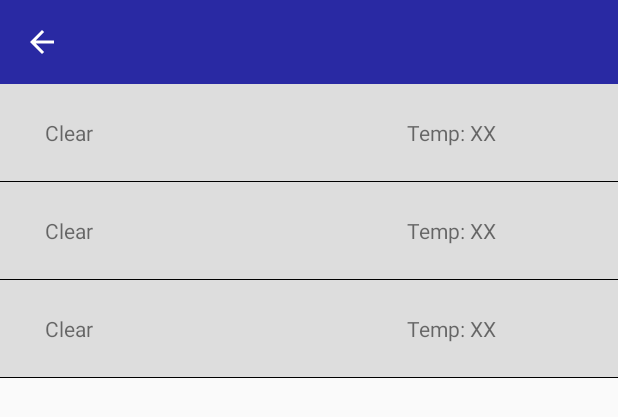
After one commit to dunow0033/LowesWeatherAppRebuild, an Android app: the layout fragment_hourly_weather.xml on its own in the app's theme, with its tools: preview values and no code run, on a phone screen of 412 x 824 dp. The commit adds this screen. Shown: the top 417 px of the screen. Run offline under Robolectric (Android 15) with nearby library versions, the phone set to English and light mode, and no system bars.

Commit message:
finishing off getting layout files in place

```diff
--- /dev/null
+++ b/app/src/main/res/layout/fragment_hourly_weather.xml
@@ -0,0 +1,32 @@
+<?xml version="1.0" encoding="utf-8"?>
+<androidx.constraintlayout.widget.ConstraintLayout xmlns:android="http://schemas.android.com/apk/res/android"
+    xmlns:app="http://schemas.android.com/apk/res-auto"
+    xmlns:tools="http://schemas.android.com/tools"
+    android:layout_width="match_parent"
+    android:layout_height="match_parent">
+
+    <com.google.android.material.appbar.MaterialToolbar
+        android:id="@+id/toolbar"
+        android:layout_width="0dp"
+        android:layout_height="wrap_content"
+        android:background="@color/lowes_blue"
+        android:theme="@style/MyThemeOverlay_Toolbar"
+        app:layout_constraintBottom_toTopOf="@id/rvWeather"
+        app:layout_constraintEnd_toEndOf="parent"
+        app:layout_constraintStart_toStartOf="parent"
+        app:layout_constraintTop_toTopOf="parent"
+        app:navigationIcon="@drawable/ic_white_back_arrow"
+        tools:title="Hello" />
+
+    <androidx.recyclerview.widget.RecyclerView
+        android:id="@+id/rvWeather"
+        android:layout_width="0dp"
+        android:layout_height="0dp"
+        app:layoutManager="androidx.recyclerview.widget.LinearLayoutManager"
+        app:layout_constraintBottom_toBottomOf="parent"
+        app:layout_constraintEnd_toEndOf="parent"
+        app:layout_constraintStart_toStartOf="parent"
+        app:layout_constraintTop_toBottomOf="@id/toolbar"
+        tools:listitem="@layout/weather_item" />
+
+</androidx.constraintlayout.widget.ConstraintLayout>
--- /dev/null
+++ b/app/src/main/res/layout/weather_item.xml
@@ -0,0 +1,33 @@
+<?xml version="1.0" encoding="utf-8"?>
+<androidx.constraintlayout.widget.ConstraintLayout xmlns:android="http://schemas.android.com/apk/res/android"
+    xmlns:app="http://schemas.android.com/apk/res-auto"
+    xmlns:tools="http://schemas.android.com/tools"
+    android:layout_width="match_parent"
+    android:layout_height="65dp"
+    android:background="@drawable/rectangle_bottom_background">
+
+    <com.google.android.material.textview.MaterialTextView
+        android:id="@+id/tvWeatherMain"
+        android:layout_width="0dp"
+        android:layout_height="0dp"
+        android:layout_marginStart="30dp"
+        android:gravity="center_vertical"
+        app:layout_constraintBottom_toBottomOf="parent"
+        app:layout_constraintEnd_toStartOf="@id/tvTemp"
+        app:layout_constraintStart_toStartOf="parent"
+        app:layout_constraintTop_toTopOf="parent"
+        tools:text="Clear" />
+
+    <com.google.android.material.textview.MaterialTextView
+        android:id="@+id/tvTemp"
+        android:layout_width="0dp"
+        android:layout_height="0dp"
+        android:layout_marginStart="100dp"
+        android:gravity="center_vertical"
+        app:layout_constraintBottom_toBottomOf="parent"
+        app:layout_constraintEnd_toEndOf="parent"
+        app:layout_constraintStart_toEndOf="@id/tvWeatherMain"
+        app:layout_constraintTop_toTopOf="parent"
+        tools:text="Temp: XX" />
+
+</androidx.constraintlayout.widget.ConstraintLayout>
```
Also changed, not shown: app/src/main/res/layout/fragment_lookup.xml (added, +52 -0 lines), app/src/main/res/layout/fragment_weather_info.xml (added, +64 -0 lines), app/src/main/res/navigation/nav_graph.xml (+45 -1 lines).
